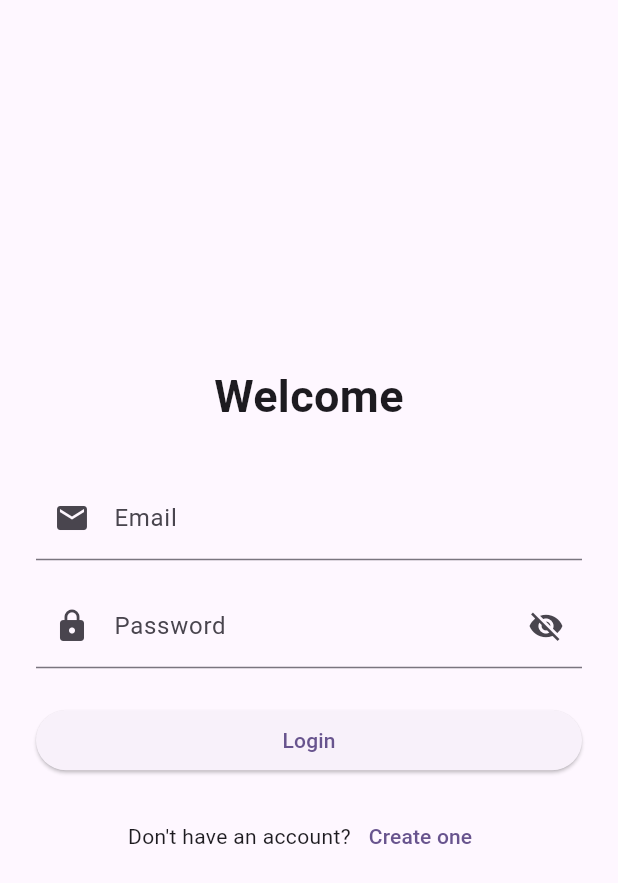
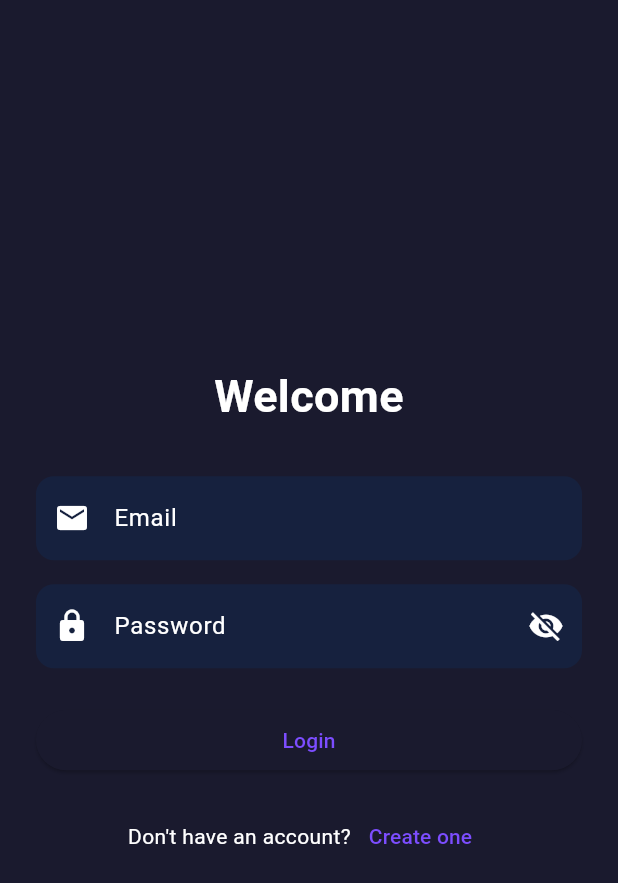
Before and after one commit to bishal-2630/MessagingApp, a Flutter app: the screen it shows after launch, on a phone screen of 412 x 824 dp. Shown: the top 883 px of the screen. Run offline on Flutter 3.47's test engine with Material 3 defaults, Android fonts, the phone set to English and light mode, and no system bars.

Commit message:
Updated register screen, improved form themes

```diff
--- /dev/null
+++ b/frontend/lib/config/theme.dart
@@ -0,0 +1,30 @@
+import 'package:flutter/material.dart';
+
+class AppTheme {
+static ThemeData get darkTheme => ThemeData(
+    brightness: Brightness.dark,
+    scaffoldBackgroundColor: const Color(0xFF1A1A2E),
+    colorScheme: const ColorScheme.dark(
+    primary: Color(0xFF7C4DFF),
+    surface: Color(0xFF1A1A2E),
+    onPrimary: Colors.white
+    ),
+
+    appBarTheme: const AppBarTheme(
+        backgroundColor: Color(0xFF1A1A2E),
+        elevation: 0,
+    ),
+
+    inputDecorationTheme: InputDecorationTheme(
+        filled: true,
+        fillColor: const Color(0xFF16213E),
+        border: OutlineInputBorder(
+            borderRadius: BorderRadius.circular(12),
+            borderSide: BorderSide.none,
+        ),
+    ),
+
+);
+
+
+}
--- a/frontend/lib/main.dart
+++ b/frontend/lib/main.dart
@@ -1,5 +1,7 @@
 import 'package:flutter/material.dart';
 import 'screens/login.dart';
+import 'screens/register.dart';
+import 'config/theme.dart';
 
 void main() {
   runApp(const MyApp());
@@ -13,13 +15,12 @@ class MyApp extends StatelessWidget {
   Widget build(BuildContext context) {
     return MaterialApp(
       title: 'Chatme',
-      theme: ThemeData(
-        colorScheme: .fromSeed(seedColor: Colors.deepPurple),
-      ),
+      theme: AppTheme.darkTheme,
+
       routes: {
         '/': (context) => const LoginScreen(),
         '/register': (context) => const RegisterScreen(),
-        '/home': (context) => const HomeScreen(),
+        // '/home': (context) => const HomeScreen(),
       },
     );
   }
```
Also changed, not shown: frontend/lib/screens/register.dart (added, +80 -0 lines), 1 other file.
